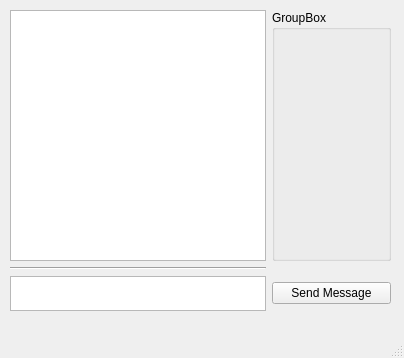
The window that src/qt/ui/user_personal_message.ui (maidsafe-archive/MaidSafe-Encrypt) describes before a commit, drawn with Qt 5.
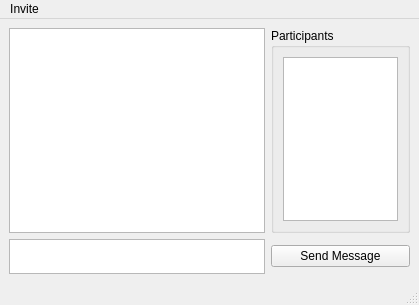
The same window after the commit.

The edit to the form file:
```diff
--- a/src/qt/ui/user_personal_message.ui
+++ b/src/qt/ui/user_personal_message.ui
@@ -6,8 +6,8 @@
    <rect>
     <x>0</x>
     <y>0</y>
-    <width>404</width>
-    <height>358</height>
+    <width>419</width>
+    <height>305</height>
    </rect>
   </property>
   <property name="sizePolicy">
@@ -26,23 +26,25 @@
      <verstretch>0</verstretch>
     </sizepolicy>
    </property>
-   <widget class="QWidget" name="gridLayoutWidget">
-    <property name="geometry">
-     <rect>
-      <x>10</x>
-      <y>10</y>
-      <width>381</width>
-      <height>301</height>
-     </rect>
-    </property>
-    <layout class="QGridLayout" name="gridLayout">
-     <property name="sizeConstraint">
-      <enum>QLayout::SetDefaultConstraint</enum>
-     </property>
-     <item row="3" column="0">
+   <layout class="QGridLayout" name="gridLayout_2">
+    <item row="0" column="0">
+     <layout class="QHBoxLayout" name="horizontalLayout">
+      <item>
+       <widget class="QTextBrowser" name="message_window">
+        <property name="sizePolicy">
+         <sizepolicy hsizetype="MinimumExpanding" vsizetype="Expanding">
+          <horstretch>0</horstretch>
+          <verstretch>0</verstretch>
+         </sizepolicy>
+        </property>
+       </widget>
+      </item>
+     </layout>
+    </item>
+    <item row="1" column="0">
       <widget class="QTextEdit" name="message_text_edit">
        <property name="sizePolicy">
-        <sizepolicy hsizetype="MinimumExpanding" vsizetype="Minimum">
+       <sizepolicy hsizetype="MinimumExpanding" vsizetype="Expanding">
          <horstretch>0</horstretch>
          <verstretch>0</verstretch>
         </sizepolicy>
@@ -61,8 +63,14 @@
        </property>
       </widget>
      </item>
-     <item row="3" column="1">
+    <item row="1" column="1">
       <widget class="QPushButton" name="send_message_btn">
+      <property name="sizePolicy">
+       <sizepolicy hsizetype="Preferred" vsizetype="Fixed">
+        <horstretch>0</horstretch>
+        <verstretch>0</verstretch>
+       </sizepolicy>
+      </property>
        <property name="text">
         <string>Send Message</string>
        </property>
@@ -71,14 +79,26 @@
      <item row="0" column="1">
       <widget class="QGroupBox" name="groupBox">
        <property name="sizePolicy">
-        <sizepolicy hsizetype="Expanding" vsizetype="Expanding">
+       <sizepolicy hsizetype="Preferred" vsizetype="Preferred">
          <horstretch>0</horstretch>
          <verstretch>0</verstretch>
         </sizepolicy>
        </property>
        <property name="title">
-        <string>GroupBox</string>
-       </property>
+       <string>Participants</string>
+      </property>
+      <layout class="QGridLayout" name="gridLayout">
+       <item row="0" column="0">
+        <widget class="QListWidget" name="partListWidget">
+         <property name="sizePolicy">
+          <sizepolicy hsizetype="Preferred" vsizetype="Preferred">
+           <horstretch>0</horstretch>
+           <verstretch>0</verstretch>
+          </sizepolicy>
+         </property>
+        </widget>
+       </item>
+      </layout>
        <widget class="QLabel" name="username_lbl">
         <property name="geometry">
          <rect>
@@ -94,35 +114,24 @@
        </widget>
       </widget>
      </item>
-     <item row="0" column="0">
-      <widget class="QTextBrowser" name="message_window">
-       <property name="sizePolicy">
-        <sizepolicy hsizetype="Preferred" vsizetype="Expanding">
-         <horstretch>0</horstretch>
-         <verstretch>0</verstretch>
-        </sizepolicy>
-       </property>
-      </widget>
-     </item>
-     <item row="2" column="0">
-      <widget class="Line" name="line">
-       <property name="orientation">
-        <enum>Qt::Horizontal</enum>
-       </property>
-      </widget>
-     </item>
-    </layout>
-   </widget>
+   </layout>
   </widget>
   <widget class="QMenuBar" name="menubar">
    <property name="geometry">
     <rect>
      <x>0</x>
      <y>0</y>
-     <width>404</width>
+     <width>419</width>
      <height>21</height>
     </rect>
    </property>
+   <widget class="QMenu" name="menuTest">
+    <property name="title">
+     <string>Invite</string>
+    </property>
+    <addaction name="actionInvite"/>
+   </widget>
+   <addaction name="menuTest"/>
   </widget>
   <widget class="QStatusBar" name="statusbar"/>
  </widget>
```
Left out of the diff: 5 changed lines with no effect on the pictures. Lines whose indentation alone changed are shown as unchanged.
